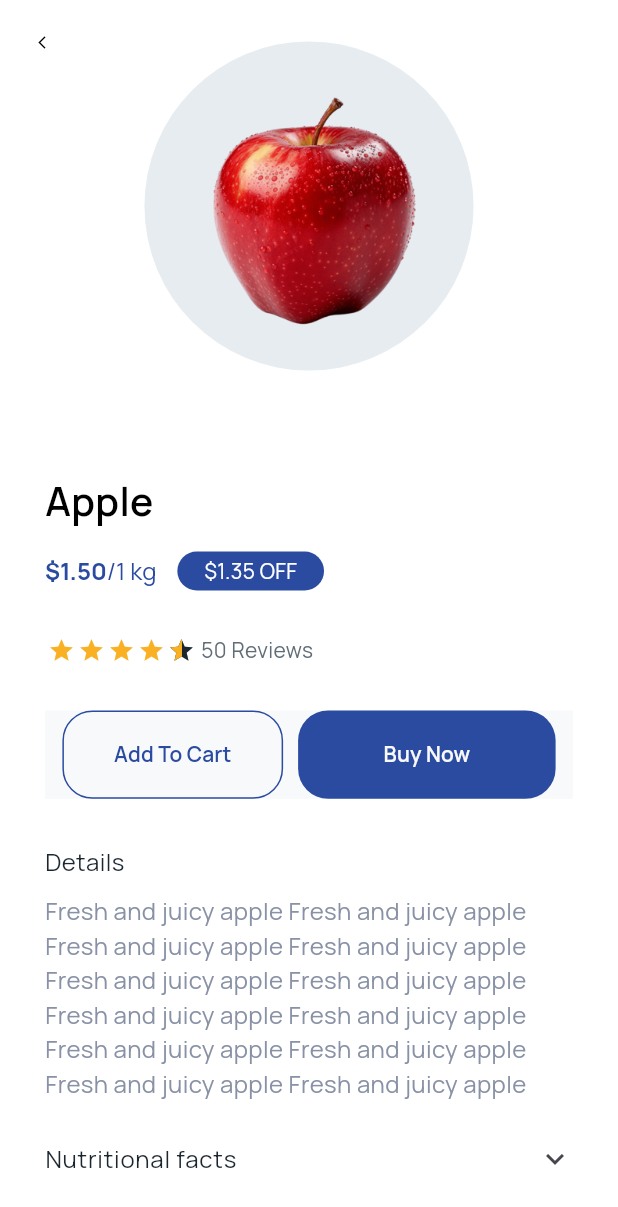
After one commit to NGPTechWorld/PTCTest2, a Flutter app: the ProductDetailsScreenStyle2 screen opened directly with sample values from the repository, on a phone screen of 412 x 824 dp. The commit adds this screen. Shown: the top 1207 px of the screen. Run offline on Flutter 3.47's test engine with Material 3 defaults, Android fonts, the phone set to English and light mode, and no system bars; drawn by our look-alikes of flutter_rating_bar; our stand-ins replace hexcolor.

Commit message:
end  ProductDetails

```diff
--- a/lib/core/data/data_source/itemsData.dart
+++ b/lib/core/data/data_source/itemsData.dart
@@ -7,7 +7,7 @@ List<Item> itemsApp = [
     name: "Apple",
     price: 1.5,
     details:
-        "Fresh and juicy apple Fresh and juicy apple Fresh and juicy apple Fresh and juicy apple",
+        "Fresh and juicy apple Fresh and juicy apple Fresh and juicy apple Fresh and juicy apple Fresh and juicy apple Fresh and juicy apple Fresh and juicy apple Fresh and juicy apple Fresh and juicy apple Fresh and juicy apple Fresh and juicy apple Fresh and juicy apple",
     quantity: "1 kg",
     category: "Fruits",
     isDiscount: true,
--- a/lib/models/item.dart
+++ b/lib/models/item.dart
@@ -29,14 +29,14 @@ class Item {
     double priceD = 0;
     if (isDiscount) {
       priceD = price - (price * (discount / 100));
-      return '\$$priceD OFF';
+      return '\$${priceD.toStringAsFixed(2)} OFF';
     } else {
       return "";
     }
   }
 
   String get_price() {
-    return "\$$price";
+    return "\$${price.toStringAsFixed(2)}";
   }
 
   String get_discount() {
--- /dev/null
+++ b/lib/screens/home/ProductDetails/ScreenStyle2/ProductDetailsScreenStyle2.dart
@@ -0,0 +1,35 @@
+import 'package:flutter/material.dart';
+import 'package:ptc2/core/utils/color_manager.dart';
+import 'package:ptc2/models/item.dart';
+import 'package:ptc2/screens/home/ProductDetails/ScreenStyle2/widgets/ProductDetailsStyle2.dart';
+import 'package:ptc2/screens/home/ProductDetails/ScreenStyle2/widgets/SilverAppBarProductDetailsStyle2.dart';
+
+class ProductDetailsScreenStyle2 extends StatefulWidget {
+  final Item item;
+
+  const ProductDetailsScreenStyle2({super.key, required this.item});
+
+  @override
+  State<ProductDetailsScreenStyle2> createState() =>
+      _ProductDetailsScreenStyleState();
+}
+
+class _ProductDetailsScreenStyleState
+    extends State<ProductDetailsScreenStyle2> {
+  @override
+  Widget build(BuildContext context) {
+    return Scaffold(
+      body: Container(
+        color: ColorManager.whiteColor,
+        child: CustomScrollView(
+          slivers: [
+            SilverAppBarProductDetailsStyle2(item: widget.item),
+            SliverFillRemaining(
+              child: ProductDetailsStyle2(item: widget.item),
+            ),
+          ],
+        ),
+      ),
+    );
+  }
+}
--- /dev/null
+++ b/lib/screens/home/ProductDetails/ScreenStyle2/widgets/ProductDetailsStyle2.dart
@@ -0,0 +1,81 @@
+import 'package:flutter/material.dart';
+import 'package:flutter_rating_bar/flutter_rating_bar.dart';
+import 'package:ptc2/core/utils/color_manager.dart';
+import 'package:ptc2/core/utils/string_manager.dart';
+import 'package:ptc2/core/utils/style_manager.dart';
+import 'package:ptc2/core/utils/values_manager.dart';
+import 'package:ptc2/models/item.dart';
+import 'package:ptc2/screens/home/ProductDetails/widgets/ButtonProduct.dart';
+import 'package:ptc2/screens/home/ProductDetails/widgets/PriceProduct.dart';
+import 'package:ptc2/screens/home/ProductDetails/widgets/RateingProductBar.dart';
+import 'package:ptc2/screens/home/ProductDetails/widgets/TextPanelDetails.dart';
+
+class ProductDetailsStyle2 extends StatefulWidget {
+  final Item item;
+  const ProductDetailsStyle2({super.key, required this.item});
+
+  @override
+  State<ProductDetailsStyle2> createState() => _ProductDetailsStyle2State();
+}
+
+class _ProductDetailsStyle2State extends State<ProductDetailsStyle2> {
+  @override
+  Widget build(BuildContext context) {
+    return Scaffold(
+      backgroundColor: ColorManager.whiteColor,
+      body: Container(
+        color: ColorManager.whiteColor,
+        child: SingleChildScrollView(
+          physics: NeverScrollableScrollPhysics(),
+          child: Container(
+            color: ColorManager.whiteColor,
+            child: Column(
+              children: [
+                Padding(
+                  padding: const EdgeInsets.only(
+                      top: AppPadding.p10,
+                      left: AppPadding.p10,
+                      right: AppPadding.p10),
+                  child: Container(
+                    width: double.infinity,
+                    decoration: BoxDecoration(
+                      borderRadius: const BorderRadius.only(
+                          topLeft: Radius.circular(AppSize.s50),
+                          topRight: Radius.circular(AppSize.s50)),
+                      color: ColorManager.whiteColor,
+                    ),
+                    child: Padding(
+                      padding: EdgeInsets.symmetric(
+                          horizontal: AppPadding.p20, vertical: AppPadding.p30),
+                      child: Column(
+                        crossAxisAlignment: CrossAxisAlignment.start,
+                        children: [
+                          Text(
+                            widget.item.name,
+                            style: StyleManager.h2_Semibold(
+                                color: ColorManager.blackColor),
+                          ),
+                          PriceProduct(item: widget.item),
+                          RateingProductBar(item: widget.item),
+                          Padding(
+                            padding:
+                                const EdgeInsets.only(bottom: AppPadding.p30),
+                            child: Container(
+                                color: ColorManager.primary1Color,
+                                child: ButtonProduct(item: widget.item)),
+                          ),
+                          TextPanelDetails(item: widget.item),
+                          SizedBox(height: AppSize.s20),
+                        ],
+                      ),
+                    ),
+                  ),
+                ),
+              ],
+            ),
+          ),
+        ),
+      ),
+    );
+  }
+}
```
Also changed, not shown: lib/screens/home/GroceryHome/widgets/DiscountSlider.dart (+14 -1 lines), lib/screens/home/GroceryHome/widgets/SomeItem.dart (+11 -2 lines), lib/screens/home/ProductDetails/ScreenStyle1/ProductDetailsScreenStyle1.dart (+0 -8 lines), lib/screens/home/ProductDetails/ScreenStyle1/widgets/ProductDetailsStyle1.dart (+17 -3 lines), lib/screens/home/ProductDetails/ScreenStyle2/widgets/SilverAppBarProductDetailsStyle2.dart (added, +81 -0 lines), lib/screens/home/ProductDetails/ScreenStyle3/ProductDetailsScreenStyle3.dart (added, +37 -0 lines), lib/screens/home/ProductDetails/ScreenStyle3/widgets/ProductDetailsStyle3.dart (added, +81 -0 lines), lib/screens/home/ProductDetails/ScreenStyle3/widgets/SilverAppBarProductDetailsStyle3.dart (added, +125 -0 lines).
